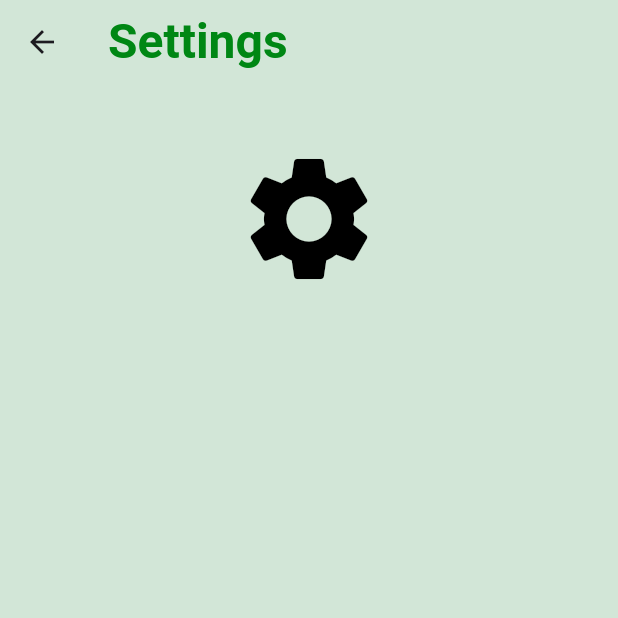
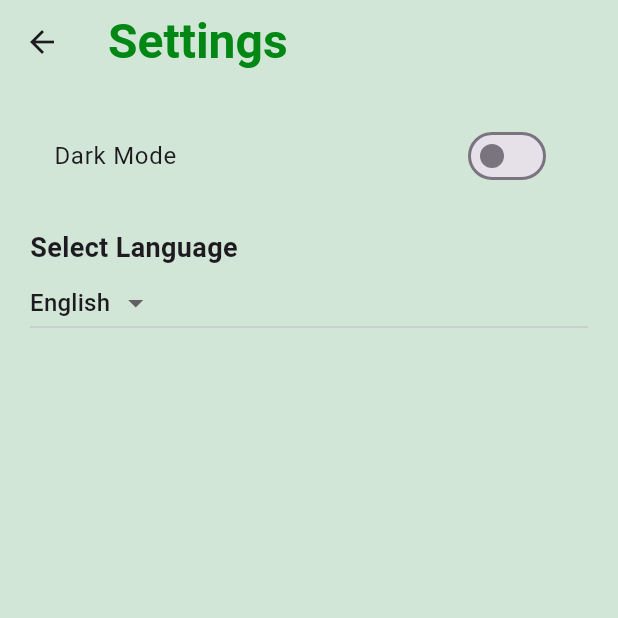
Before and after one commit to mrrda1969/agrilink, a Flutter app: the SettingPage screen opened directly, on a phone screen of 412 x 824 dp, the top half of it. Run offline on Flutter 3.47's test engine with Material 3 defaults, Android fonts, the phone set to English and light mode, and no system bars; our stand-ins replace cloud_firestore, firebase_auth, firebase_core, get; accounts and stored records are empty; network calls fail.

```diff
--- a/lib/features/user_auth/presentation/pages/posts_feed_page.dart
+++ b/lib/features/user_auth/presentation/pages/posts_feed_page.dart
@@ -1,3 +1,4 @@
+import 'package:agrilink/features/user_auth/presentation/pages/create_post_page.dart';
 import 'package:flutter/material.dart';
 import 'package:cloud_firestore/cloud_firestore.dart';
 import '../models/post_model.dart';
@@ -97,7 +98,10 @@ class PostsFeedPage extends StatelessWidget {
       ),
       floatingActionButton: FloatingActionButton(
         onPressed: () {
-          Navigator.pushNamed(context, '/create-post');
+          Navigator.push(
+            context,
+            MaterialPageRoute(builder: (context) => const CreatePostPage()),
+          );
         },
         backgroundColor: const Color.fromARGB(255, 90, 147, 93),
         child: const Icon(Icons.add),
--- a/lib/features/user_auth/presentation/pages/setting_page.dart
+++ b/lib/features/user_auth/presentation/pages/setting_page.dart
@@ -8,9 +8,13 @@ class SettingPage extends StatefulWidget {
 }
 
 class _SettingPageState extends State<SettingPage> {
+  bool _isDarkMode = false;
+  String _selectedLanguage = 'English';
+  final List<String> _languages = ['English', 'Spanish', 'French'];
+
   @override
   Widget build(BuildContext context) {
-    return Scaffold (
+    return Scaffold(
       appBar: AppBar(
         title: const Text(
           "Settings",
@@ -20,30 +24,45 @@ class _SettingPageState extends State<SettingPage> {
             fontWeight: FontWeight.bold,
           ),
         ),
-        // centerTitle: true,
         backgroundColor: const Color.fromARGB(255, 210, 230, 215),
-        shape: const RoundedRectangleBorder(
-            borderRadius: BorderRadius.only(
-                bottomLeft: Radius.circular(10),
-                bottomRight: Radius.circular(10))),
       ),
       backgroundColor: const Color.fromARGB(255, 210, 230, 215),
-      body: ListView(children: const [
-        //profile image
-        Padding(
-          padding: EdgeInsets.all(20.0),
-          child: CircleAvatar(
-            radius: 70,
-            backgroundColor: Color.fromARGB(255, 210, 230, 215),
-            child: Icon(
-              Icons.settings,
-              color: Colors.black,
-              size: 100,
-            ),
+      body: ListView(
+        padding: const EdgeInsets.all(20.0),
+        children: [
+          // Dark Mode Toggle
+          SwitchListTile(
+            title: const Text('Dark Mode'),
+            value: _isDarkMode,
+            onChanged: (bool value) {
+              setState(() {
+                _isDarkMode = value;
+              });
+            },
           ),
-        ),
+          const SizedBox(height: 20),
 
-      ]),
+          // Language Selection
+          const Text(
+            'Select Language',
+            style: TextStyle(fontSize: 18, fontWeight: FontWeight.bold),
+          ),
+          DropdownButton<String>(
+            value: _selectedLanguage,
+            items: _languages.map((String language) {
+              return DropdownMenuItem<String>(
+                value: language,
+                child: Text(language),
+              );
+            }).toList(),
+            onChanged: (String? newValue) {
+              setState(() {
+                _selectedLanguage = newValue!;
+              });
+            },
+          ),
+        ],
+      ),
     );
   }
 }
```
Also changed, not shown: lib/features/user_auth/presentation/pages/chat_page.dart (+87 -124 lines), lib/features/user_auth/presentation/pages/farmers_page.dart (+5 -2 lines), lib/features/user_auth/presentation/pages/register_page.dart (+11 -1 lines), lib/features/user_auth/presentation/widgets/chatDetailPage.dart (+60 -40 lines), lib/features/user_auth/presentation/widgets/navigation_menu.dart (+12 -12 lines), lib/features/user_auth/presentation/pages/post_detail_page.dart (line endings or trailing spaces).
